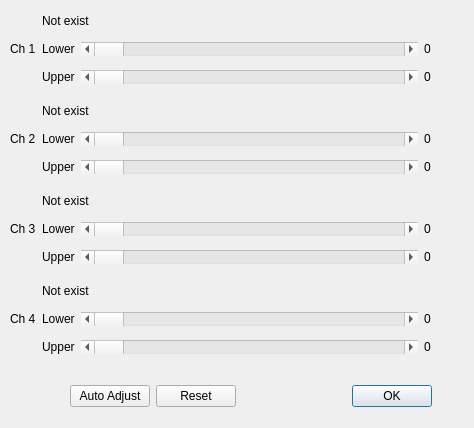
Before: the Qt Designer form neurolabi/gui/bcadjustdialog.ui in janelia-flyem/NeuTu, drawn with Qt 5.
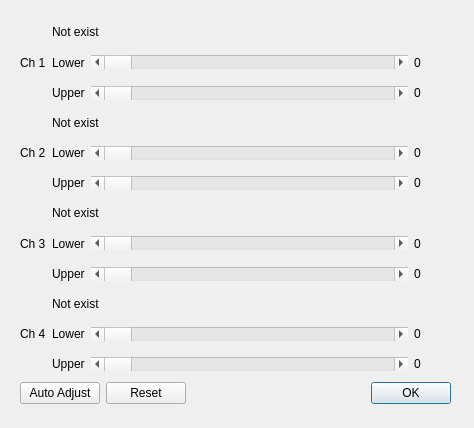
After: the same form once the commit is applied.

Diff of the .ui file:
```diff
--- a/neurolabi/gui/bcadjustdialog.ui
+++ b/neurolabi/gui/bcadjustdialog.ui
@@ -13,15 +13,29 @@
   <property name="windowTitle">
    <string>Brightness &amp; Contrast</string>
   </property>
-  <widget class="QWidget" name="layoutWidget">
+  <widget class="QWidget" name="">
    <property name="geometry">
     <rect>
      <x>10</x>
      <y>10</y>
      <width>451</width>
-     <height>78</height>
+     <height>404</height>
     </rect>
    </property>
+   <layout class="QVBoxLayout" name="overallLayout">
+    <property name="leftMargin">
+     <number>10</number>
+    </property>
+    <property name="topMargin">
+     <number>10</number>
+    </property>
+    <property name="rightMargin">
+     <number>10</number>
+    </property>
+    <property name="bottomMargin">
+     <number>10</number>
+    </property>
+    <item>
    <layout class="QHBoxLayout" name="ch1_layout">
     <item>
      <widget class="QLabel" name="ch1_label">
@@ -118,16 +132,8 @@
      </layout>
     </item>
    </layout>
-  </widget>
-  <widget class="QWidget" name="layoutWidget1">
-   <property name="geometry">
-    <rect>
-     <x>10</x>
-     <y>100</y>
-     <width>451</width>
-     <height>78</height>
-    </rect>
-   </property>
+    </item>
+    <item>
    <layout class="QHBoxLayout" name="ch2_layout">
     <item>
      <widget class="QLabel" name="ch2_label">
@@ -224,16 +230,8 @@
      </layout>
     </item>
    </layout>
-  </widget>
-  <widget class="QWidget" name="layoutWidget2">
-   <property name="geometry">
-    <rect>
-     <x>10</x>
-     <y>190</y>
-     <width>451</width>
-     <height>78</height>
-    </rect>
-   </property>
+    </item>
+    <item>
    <layout class="QHBoxLayout" name="ch3_layout">
     <item>
      <widget class="QLabel" name="ch3_label">
@@ -330,16 +328,8 @@
      </layout>
     </item>
    </layout>
-  </widget>
-  <widget class="QWidget" name="layoutWidget3">
-   <property name="geometry">
-    <rect>
-     <x>10</x>
-     <y>280</y>
-     <width>451</width>
-     <height>78</height>
-    </rect>
-   </property>
+    </item>
+    <item>
    <layout class="QHBoxLayout" name="ch4_layout">
     <item>
      <widget class="QLabel" name="ch4_label">
@@ -436,16 +426,8 @@
      </layout>
     </item>
    </layout>
-  </widget>
-  <widget class="QWidget" name="layoutWidget">
-   <property name="geometry">
-    <rect>
-     <x>70</x>
-     <y>380</y>
-     <width>362</width>
-     <height>32</height>
-    </rect>
-   </property>
+    </item>
+    <item>
    <layout class="QHBoxLayout" name="horizontalLayout_17">
     <item>
      <widget class="QPushButton" name="autoAdjustPushButton">
@@ -470,6 +452,8 @@
        <set>QDialogButtonBox::Ok</set>
       </property>
      </widget>
+      </item>
+     </layout>
     </item>
    </layout>
   </widget>
```
Lines whose indentation alone changed are shown as unchanged.
